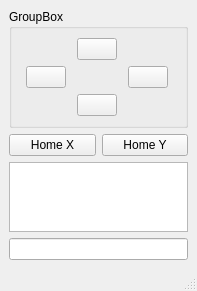
Qt form heliostat_ui/heliostat.ui (dakoner/heliostat) before a commit.
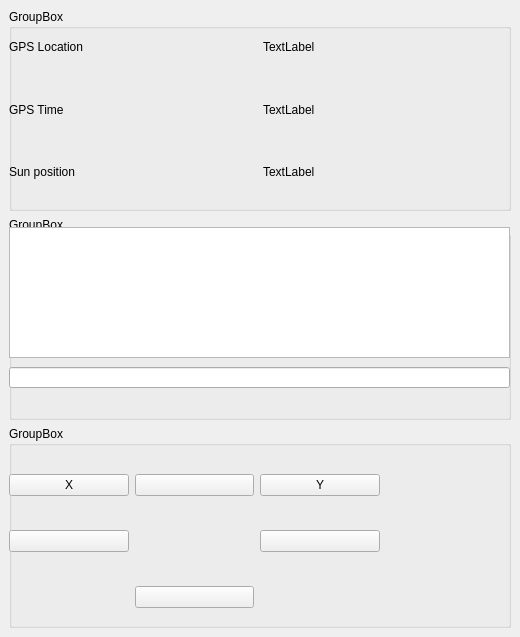
The same form after that commit. Icons and pictures are not drawn.

The edit to the form file:
```diff
--- a/heliostat_ui/heliostat.ui
+++ b/heliostat_ui/heliostat.ui
@@ -6,8 +6,8 @@
    <rect>
     <x>0</x>
     <y>0</y>
-    <width>197</width>
-    <height>208</height>
+    <width>520</width>
+    <height>637</height>
    </rect>
   </property>
   <property name="sizePolicy">
@@ -22,38 +22,112 @@
   <widget class="QWidget" name="centralwidget">
    <layout class="QVBoxLayout" name="verticalLayout_2">
     <item>
-     <widget class="QGroupBox" name="groupBox">
+     <widget class="QGroupBox" name="groupBox_3">
       <property name="title">
        <string>GroupBox</string>
+      </property>
+      <widget class="QWidget" name="gridLayoutWidget_2">
+       <property name="geometry">
+        <rect>
+         <x>0</x>
+         <y>10</y>
+         <width>501</width>
+         <height>181</height>
+        </rect>
       </property>
       <layout class="QGridLayout" name="gridLayout">
+        <item row="1" column="0">
+         <widget class="QLabel" name="label_3">
+          <property name="text">
+           <string>GPS Time</string>
+          </property>
+         </widget>
+        </item>
+        <item row="0" column="1">
+         <widget class="QLabel" name="gps_location">
+          <property name="text">
+           <string>TextLabel</string>
+          </property>
+         </widget>
+        </item>
+        <item row="0" column="0">
+         <widget class="QLabel" name="label">
+          <property name="text">
+           <string>GPS Location</string>
+          </property>
+         </widget>
+        </item>
+        <item row="2" column="0">
+         <widget class="QLabel" name="label_4">
+          <property name="text">
+           <string>Sun position</string>
+          </property>
+         </widget>
+        </item>
+        <item row="1" column="1">
+         <widget class="QLabel" name="gps_time">
+          <property name="text">
+           <string>TextLabel</string>
+          </property>
+         </widget>
+        </item>
        <item row="2" column="1">
-        <widget class="QPushButton" name="down_button">
-         <property name="sizePolicy">
-          <sizepolicy hsizetype="Fixed" vsizetype="Fixed">
-           <horstretch>0</horstretch>
-           <verstretch>0</verstretch>
-          </sizepolicy>
-         </property>
-         <property name="icon">
-          <iconset>
-           <normaloff>Images/down_arrow.svg</normaloff>Images/down_arrow.svg</iconset>
-         </property>
-         <property name="autoRepeat">
-          <bool>true</bool>
-         </property>
-         <property name="autoRepeatInterval">
-          <number>400</number>
-         </property>
-        </widget>
-       </item>
+         <widget class="QLabel" name="sun_position">
+          <property name="text">
+           <string>TextLabel</string>
+          </property>
+         </widget>
+        </item>
+       </layout>
+      </widget>
+     </widget>
+    </item>
+    <item>
+     <widget class="QGroupBox" name="groupBox_2">
+      <property name="title">
+       <string>GroupBox</string>
+      </property>
+      <widget class="QPlainTextEdit" name="ramps_output">
+       <property name="geometry">
+        <rect>
+         <x>0</x>
+         <y>10</y>
+         <width>501</width>
+         <height>131</height>
+        </rect>
+       </property>
+      </widget>
+      <widget class="QLineEdit" name="ramps_input">
+       <property name="geometry">
+        <rect>
+         <x>0</x>
+         <y>150</y>
+         <width>501</width>
+         <height>21</height>
+        </rect>
+       </property>
+      </widget>
+     </widget>
+    </item>
+    <item>
+     <widget class="QGroupBox" name="groupBox">
+      <property name="title">
+       <string>GroupBox</string>
+      </property>
+      <widget class="QWidget" name="gridLayoutWidget">
+       <property name="geometry">
+        <rect>
+         <x>0</x>
+         <y>20</y>
+         <width>371</width>
+         <height>191</height>
+        </rect>
+       </property>
+       <layout class="QGridLayout" name="gridLayout_2">
        <item row="1" column="2">
         <widget class="QPushButton" name="right_button">
-         <property name="sizePolicy">
-          <sizepolicy hsizetype="Fixed" vsizetype="Fixed">
-           <horstretch>0</horstretch>
-           <verstretch>0</verstretch>
-          </sizepolicy>
+          <property name="text">
+           <string/>
          </property>
          <property name="icon">
           <iconset>
@@ -69,11 +143,8 @@
        </item>
        <item row="1" column="0">
         <widget class="QPushButton" name="left_button">
-         <property name="sizePolicy">
-          <sizepolicy hsizetype="Fixed" vsizetype="Fixed">
-           <horstretch>0</horstretch>
-           <verstretch>0</verstretch>
-          </sizepolicy>
+          <property name="text">
+           <string/>
          </property>
          <property name="icon">
           <iconset>
@@ -89,62 +160,57 @@
        </item>
        <item row="0" column="1">
         <widget class="QPushButton" name="up_button">
-         <property name="sizePolicy">
-          <sizepolicy hsizetype="Fixed" vsizetype="Fixed">
-           <horstretch>0</horstretch>
-           <verstretch>0</verstretch>
-          </sizepolicy>
+          <property name="text">
+           <string/>
          </property>
          <property name="icon">
-          <iconset>
-           <normaloff>Images/up_arrow.svg</normaloff>Images/up_arrow.svg</iconset>
-         </property>
-         <property name="autoRepeatInterval">
-          <number>500</number>
-         </property>
-        </widget>
-       </item>
-      </layout>
-     </widget>
-    </item>
-    <item>
-     <layout class="QHBoxLayout" name="horizontalLayout">
-      <item>
+           <iconset resource="resources.qrc">
+            <normaloff>:/Images/Images/up_arrow.svg</normaloff>:/Images/Images/up_arrow.svg</iconset>
+          </property>
+         </widget>
+        </item>
+        <item row="2" column="1">
+         <widget class="QPushButton" name="down_button">
+          <property name="text">
+           <string/>
+          </property>
+          <property name="icon">
+           <iconset resource="resources.qrc">
+            <normaloff>:/Images/Images/down_arrow.svg</normaloff>:/Images/Images/down_arrow.svg</iconset>
+          </property>
+         </widget>
+        </item>
+        <item row="0" column="0">
        <widget class="QPushButton" name="home_x_button">
         <property name="text">
-         <string>Home X</string>
+           <string>X</string>
+          </property>
+          <property name="icon">
+           <iconset resource="resources.qrc">
+            <normaloff>:/Images/Images/home.svg</normaloff>:/Images/Images/home.svg</iconset>
         </property>
        </widget>
       </item>
-      <item>
+        <item row="0" column="2">
        <widget class="QPushButton" name="home_y_button">
         <property name="text">
-         <string>Home Y</string>
-        </property>
+           <string>Y</string>
+          </property>
+          <property name="icon">
+           <iconset resource="resources.qrc">
+            <normaloff>:/Images/Images/home.svg</normaloff>:/Images/Images/home.svg</iconset>
+          </property>
        </widget>
       </item>
      </layout>
+      </widget>
+     </widget>
     </item>
-    <item>
-     <widget class="QPlainTextEdit" name="ramps_output"/>
-    </item>
-    <item>
-     <widget class="QLineEdit" name="lineEdit"/>
-    </item>
    </layout>
   </widget>
-  <widget class="QMenuBar" name="menubar">
-   <property name="geometry">
-    <rect>
-     <x>0</x>
-     <y>0</y>
-     <width>197</width>
-     <height>18</height>
-    </rect>
-   </property>
-  </widget>
-  <widget class="QStatusBar" name="statusbar"/>
- </widget>
- <resources/>
+ </widget>
+ <resources>
+  <include location="resources.qrc"/>
+ </resources>
  <connections/>
 </ui>
```
Left out of the diff: 20 changed lines with no effect on the pictures. Lines whose indentation alone changed are shown as unchanged.
